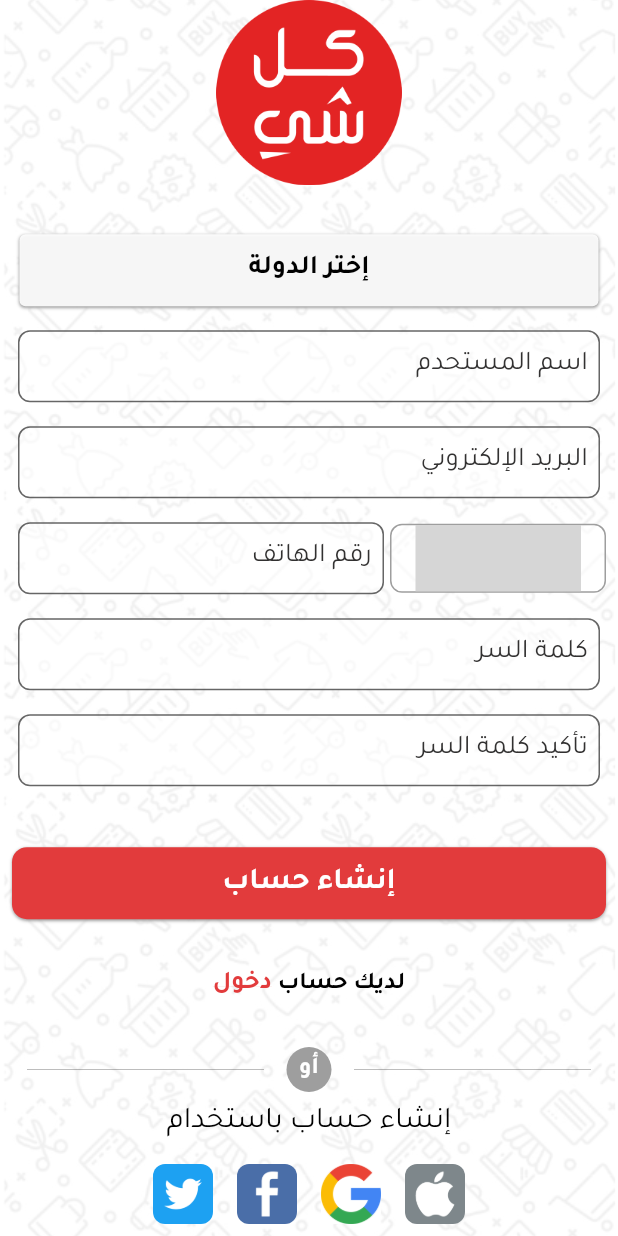
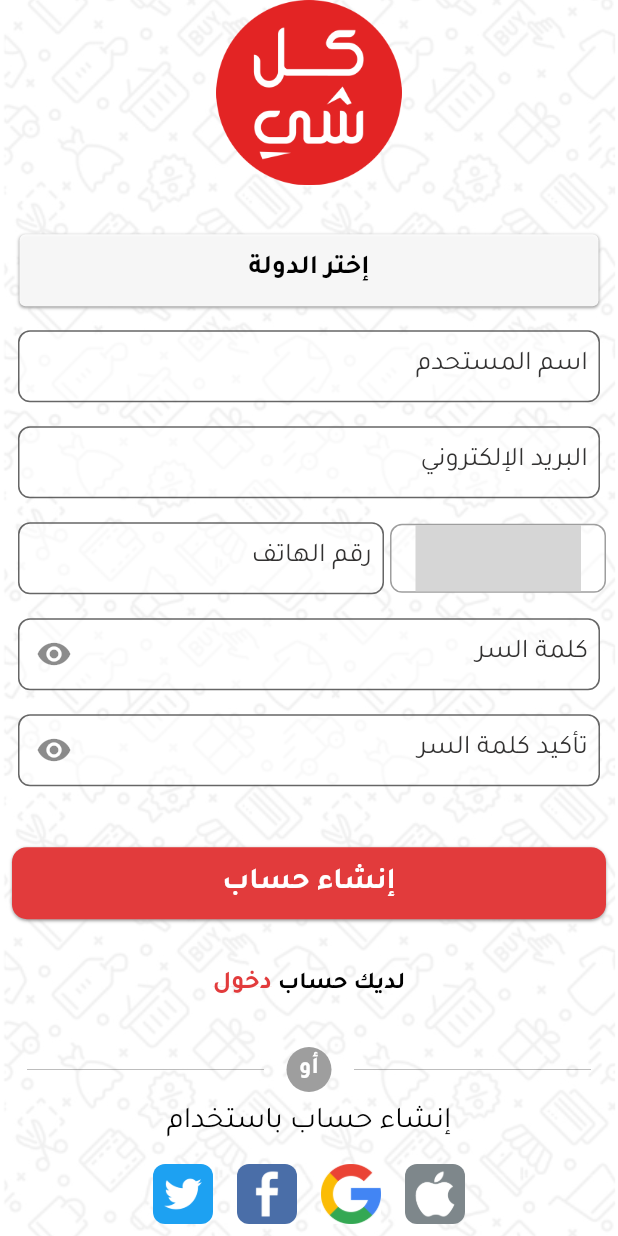
Before and after one commit to suhaibshakra/Kulshe-mobile, a Flutter app: the SignUpScreen screen opened directly, on a phone screen of 412 x 824 dp. Run offline on Flutter 3.47's test engine with Material 2 defaults, Android fonts, the phone set to English and light mode, and no system bars; our stand-ins replace carousel_pro, carousel_slider, email_validator, firebase_auth, firebase_core, flutter_html and 11 more; missing offline and left inert: bmprogresshud, country_list_pick, flutter_facebook_login, simple_location_picker, whatsapp_unilink; accounts and stored records are empty; statements that could not run were skipped; grey boxes are pictures that could not be loaded.

Commit message:
edit auth

```diff
--- a/lib/ui/auth/signup_screen.dart
+++ b/lib/ui/auth/signup_screen.dart
@@ -36,7 +36,8 @@ class _SignUpScreenState extends State<SignUpScreen> {
   final GlobalKey<FormState> _formKey = GlobalKey<FormState>();
   var facebookLoginResult;
   String _selectedCountry = AppController.strings.selectCountry;
-
+  bool isHiddenNew = true;
+  bool isHiddenConfirm = true;
   String _myCountry;
 
   final _strController = AppController.strings;
@@ -253,16 +254,30 @@ class _SignUpScreenState extends State<SignUpScreen> {
                                   controller: _passwordController,
                                   textInputType: TextInputType.visiblePassword,
                                   label: _strController.password,
-                                  isPassword: true,
-                                  hintTxt: "Password"),
+                                  isPassword: isHiddenNew,
+                                suffixIcon: InkWell(
+                                  onTap: (){setState(() {
+                                    isHiddenNew = !isHiddenNew;
+                                  });},
+                                  child: Icon(isHiddenNew?Icons.visibility
+                                      :Icons.visibility_off),
+                                ),
+                              ),
                               buildTextField(
+                                  suffixIcon: InkWell(
+                                    onTap: (){setState(() {
+                                      isHiddenConfirm = !isHiddenConfirm;
+                                    });},
+                                    child: Icon(isHiddenConfirm?Icons.visibility
+                                        :Icons.visibility_off),
+                                  ),
                                   validator: (value) => (value !=
                                               _passwordController.text
                                                   .toString() ||
                                           value.isEmpty)
                                       ? "يجب تطابق كلمتي السر"
                                       : null,
-                                  isPassword: true,
+                                  isPassword: isHiddenConfirm,
                                   controller: _confirmPasswordController,
                                   textInputType: TextInputType.visiblePassword,
                                   label: _strController.confirmPassword,
```
